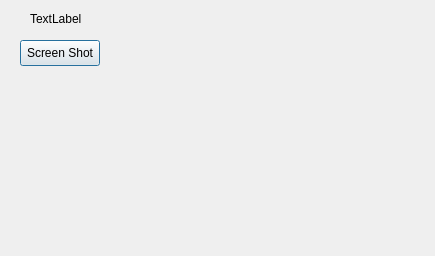
Old version of the form src/ui/w_ScreenShot_Core.ui in the repository darsvador/qvssr.
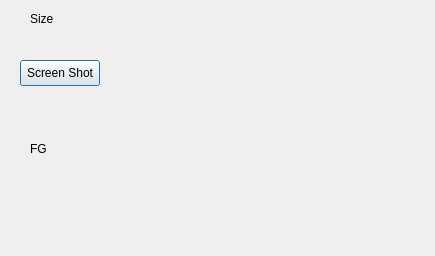
New version of the form.

The edit to the form file:
```diff
--- a/src/ui/w_ScreenShot_Core.ui
+++ b/src/ui/w_ScreenShot_Core.ui
@@ -32,14 +32,14 @@
     </rect>
    </property>
    <property name="text">
-    <string>TextLabel</string>
+    <string>Size</string>
    </property>
   </widget>
   <widget class="QPushButton" name="startBtn">
    <property name="geometry">
     <rect>
      <x>20</x>
-     <y>40</y>
+     <y>60</y>
      <width>80</width>
      <height>26</height>
     </rect>
@@ -48,6 +48,19 @@
     <string>Screen Shot</string>
    </property>
   </widget>
+  <widget class="QLabel" name="fg">
+   <property name="geometry">
+    <rect>
+     <x>30</x>
+     <y>140</y>
+     <width>58</width>
+     <height>18</height>
+    </rect>
+   </property>
+   <property name="text">
+    <string>FG</string>
+   </property>
+  </widget>
  </widget>
  <layoutdefault spacing="6" margin="11"/>
  <resources/>
```
